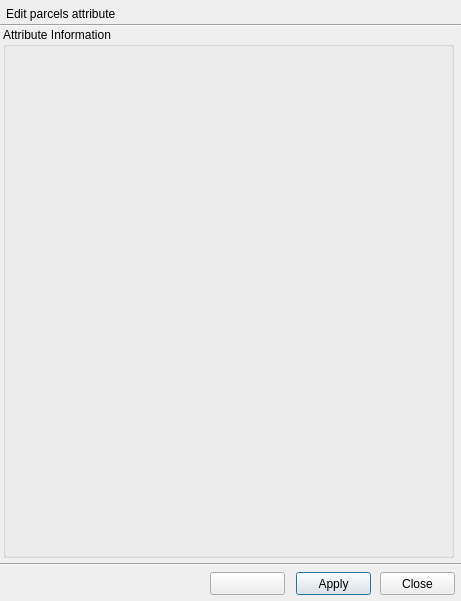
Old version of the form view/PlanAttributeEditDialog.ui in the repository teamlm2/lm2_mgis.
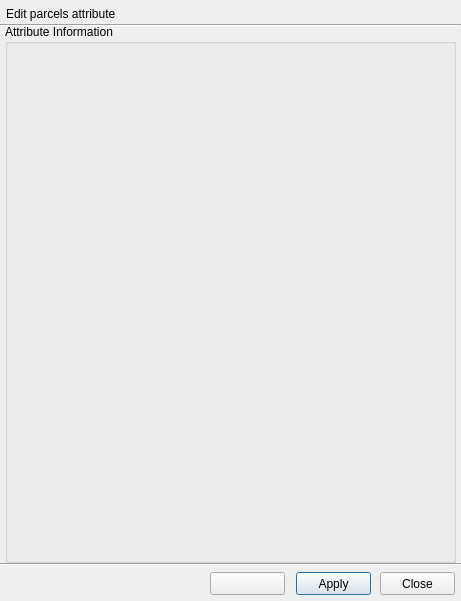
New version of the form. Icons and pictures are not drawn.

Patch:
```diff
--- a/view/PlanAttributeEditDialog.ui
+++ b/view/PlanAttributeEditDialog.ui
@@ -101,10 +101,10 @@
   <widget class="QGroupBox" name="attribute_group_box">
    <property name="geometry">
     <rect>
-     <x>3</x>
-     <y>27</y>
+     <x>5</x>
+     <y>24</y>
      <width>451</width>
-     <height>531</height>
+     <height>539</height>
     </rect>
    </property>
    <property name="minimumSize">
@@ -116,7 +116,7 @@
    <property name="maximumSize">
     <size>
      <width>451</width>
-     <height>531</height>
+     <height>550</height>
     </size>
    </property>
    <property name="title">
```
